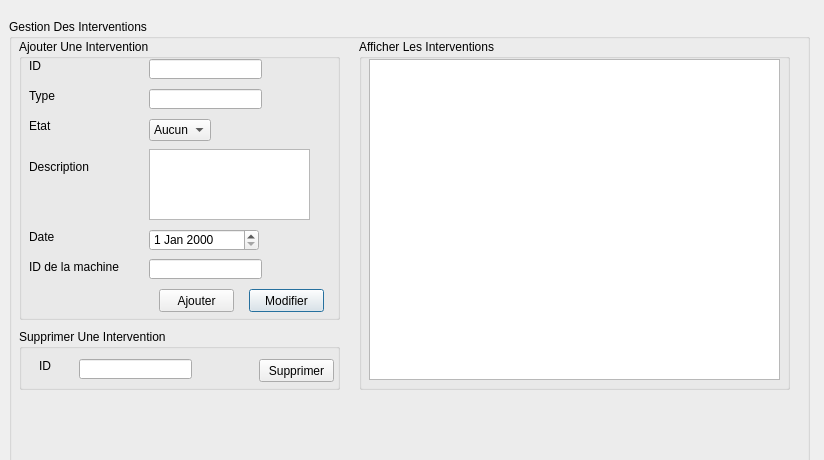
This is interventions.ui in nyrouz911/Smart-Dry-Cleaner-2A13 as Qt 5 draws it before an edit. The edited form follows.
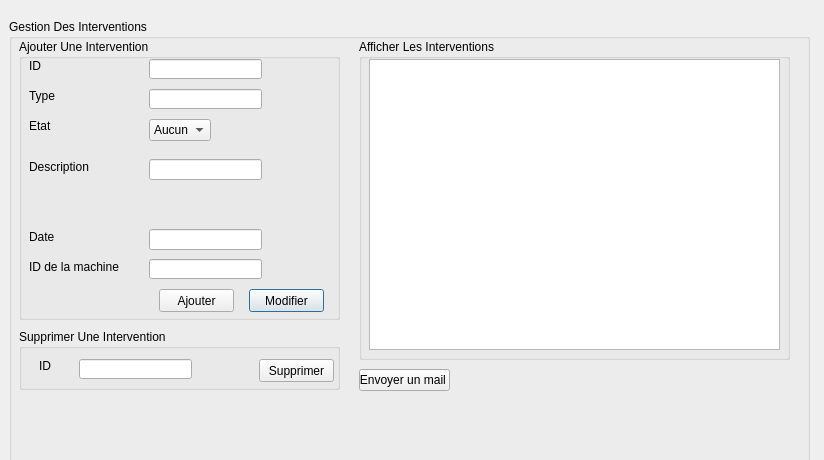
This is the edited form.

The edit to the form file:
```diff
--- a/interventions.ui
+++ b/interventions.ui
@@ -160,16 +160,6 @@
       </rect>
      </property>
     </widget>
-    <widget class="QTextEdit" name="descr_main">
-     <property name="geometry">
-      <rect>
-       <x>130</x>
-       <y>110</y>
-       <width>161</width>
-       <height>71</height>
-      </rect>
-     </property>
-    </widget>
     <widget class="QLineEdit" name="id_mach">
      <property name="geometry">
       <rect>
@@ -206,13 +196,23 @@
       <string>Ajouter</string>
      </property>
     </widget>
-    <widget class="QDateEdit" name="date_main">
+    <widget class="QLineEdit" name="date_main">
      <property name="geometry">
       <rect>
        <x>130</x>
        <y>190</y>
-       <width>110</width>
-       <height>22</height>
+       <width>113</width>
+       <height>21</height>
+      </rect>
+     </property>
+    </widget>
+    <widget class="QLineEdit" name="descr_main">
+     <property name="geometry">
+      <rect>
+       <x>130</x>
+       <y>120</y>
+       <width>113</width>
+       <height>21</height>
       </rect>
      </property>
     </widget>
@@ -272,7 +272,7 @@
       <x>350</x>
       <y>20</y>
       <width>431</width>
-      <height>351</height>
+      <height>321</height>
      </rect>
     </property>
     <property name="title">
@@ -284,11 +284,24 @@
        <x>10</x>
        <y>20</y>
        <width>411</width>
-       <height>321</height>
+       <height>291</height>
       </rect>
      </property>
     </widget>
    </widget>
+   <widget class="QPushButton" name="mail">
+    <property name="geometry">
+     <rect>
+      <x>350</x>
+      <y>350</y>
+      <width>91</width>
+      <height>22</height>
+     </rect>
+    </property>
+    <property name="text">
+     <string>Envoyer un mail </string>
+    </property>
+   </widget>
   </widget>
  </widget>
  <resources/>
```
